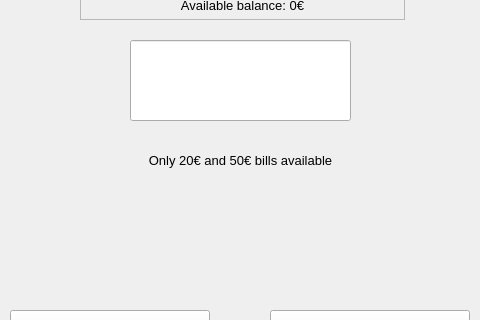
Old version of the form bank-automat/gui/cardwithdrawwindow.ui in the repository 25kmo-project/group_11; both pictures show x 151 to 631 and y 191 to 511 of the 764 by 613 pixel window.
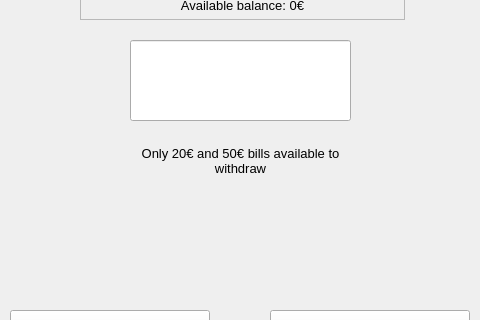
New version of the form. The open tabs and pages were chosen to show the change.

Diff of the .ui file:
```diff
--- a/bank-automat/gui/cardwithdrawwindow.ui
+++ b/bank-automat/gui/cardwithdrawwindow.ui
@@ -368,11 +368,14 @@
       </font>
      </property>
      <property name="text">
-      <string>Only 20€ and 50€ bills available</string>
+      <string>Only 20€ and 50€ bills available to withdraw</string>
      </property>
      <property name="alignment">
       <set>Qt::AlignmentFlag::AlignCenter</set>
      </property>
+     <property name="wordWrap">
+      <bool>true</bool>
+     </property>
     </widget>
     <widget class="QFrame" name="frame_2">
      <property name="geometry">
```
Left out of the diff: 6 changed lines with no effect on the pictures.
